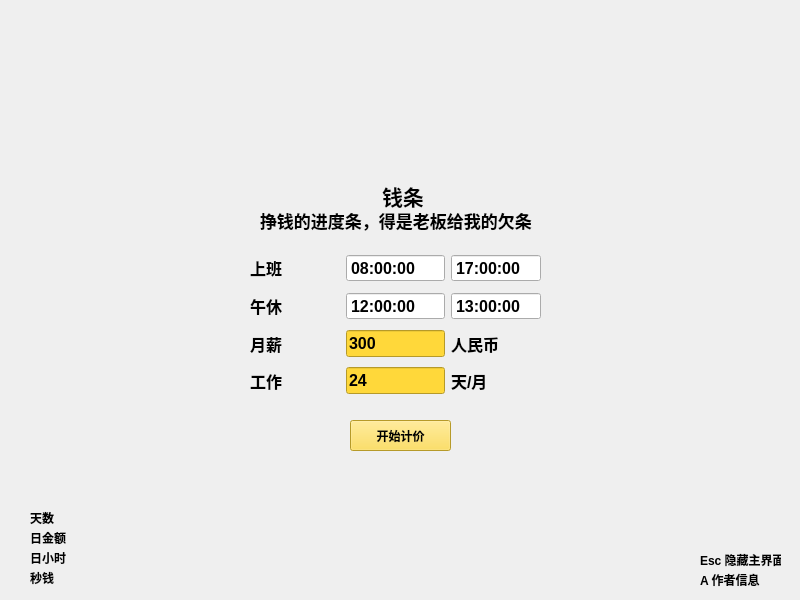
Above: moneyprogress.ui from wxydejoy/MoneyProgress_win before the change. Below: the same form after it.
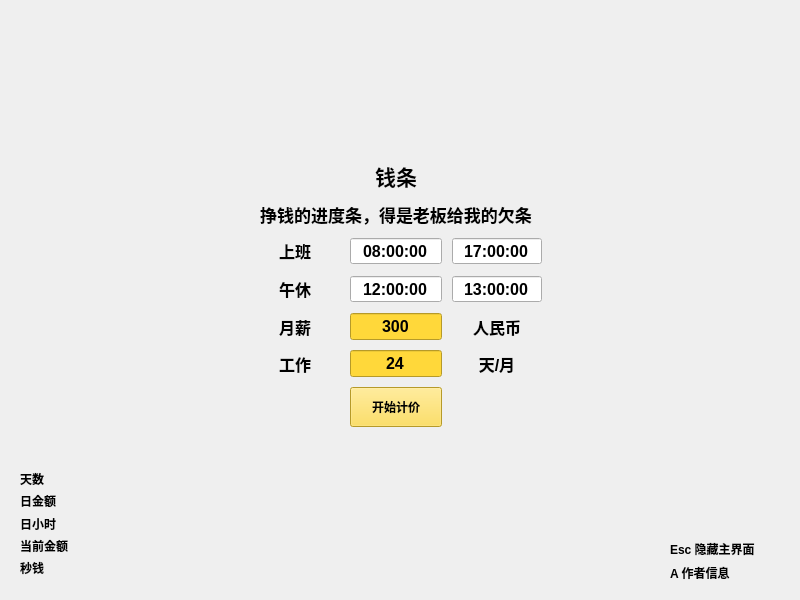
That is the form after the change. Icons and pictures are not drawn.

Commit message: 完成实时金额,修改布局__  Debug需要把Build设置为Debug

What changed in the file:
```diff
--- a/moneyprogress.ui
+++ b/moneyprogress.ui
@@ -23,159 +23,90 @@
    <string notr="true"/>
   </property>
   <widget class="QWidget" name="centralwidget">
-   <widget class="QLabel" name="label">
-    <property name="geometry">
-     <rect>
-      <x>350</x>
-      <y>70</y>
-      <width>100</width>
-      <height>100</height>
-     </rect>
-    </property>
-    <property name="styleSheet">
-     <string notr="true">border-image: url(:/img/avatar.png);
-
-
-
-
-</string>
-    </property>
-    <property name="text">
-     <string/>
-    </property>
-   </widget>
-   <widget class="QLabel" name="labelTitle1">
-    <property name="geometry">
-     <rect>
-      <x>382</x>
-      <y>180</y>
-      <width>41</width>
-      <height>31</height>
-     </rect>
-    </property>
-    <property name="font">
-     <font>
-      <family>Microsoft YaHei UI</family>
-      <pointsize>16</pointsize>
-      <bold>true</bold>
-     </font>
-    </property>
-    <property name="text">
-     <string>钱条</string>
-    </property>
-   </widget>
-   <widget class="QLabel" name="labelTitle2">
-    <property name="geometry">
-     <rect>
-      <x>260</x>
-      <y>210</y>
-      <width>281</width>
-      <height>21</height>
-     </rect>
-    </property>
-    <property name="font">
-     <font>
-      <family>Microsoft YaHei UI</family>
-      <pointsize>13</pointsize>
-      <bold>true</bold>
-     </font>
-    </property>
-    <property name="text">
-     <string>挣钱的进度条，得是老板给我的欠条</string>
-    </property>
-   </widget>
-   <widget class="QPushButton" name="Startcalculate">
-    <property name="geometry">
-     <rect>
-      <x>350</x>
-      <y>420</y>
-      <width>101</width>
-      <height>31</height>
-     </rect>
-    </property>
-    <property name="styleSheet">
-     <string notr="true">background-color: rgb(255, 216, 58);</string>
-    </property>
-    <property name="text">
-     <string>开始计价</string>
-    </property>
-    <property name="autoDefault">
-     <bool>false</bool>
-    </property>
-    <property name="default">
-     <bool>false</bool>
-    </property>
-    <property name="flat">
-     <bool>false</bool>
-    </property>
-   </widget>
-   <widget class="QLabel" name="labelDay">
-    <property name="geometry">
-     <rect>
-      <x>30</x>
-      <y>510</y>
-      <width>171</width>
-      <height>16</height>
-     </rect>
-    </property>
-    <property name="text">
-     <string>天数</string>
-    </property>
-   </widget>
-   <widget class="QLabel" name="labelMoneyDay">
-    <property name="geometry">
-     <rect>
-      <x>30</x>
-      <y>530</y>
-      <width>151</width>
-      <height>16</height>
-     </rect>
-    </property>
-    <property name="text">
-     <string>日金额</string>
-    </property>
-   </widget>
-   <widget class="QLabel" name="labelHourDay">
-    <property name="geometry">
-     <rect>
-      <x>30</x>
-      <y>550</y>
-      <width>191</width>
-      <height>16</height>
-     </rect>
-    </property>
-    <property name="text">
-     <string>日小时</string>
-    </property>
-   </widget>
-   <widget class="QLabel" name="labelMoneySecond">
-    <property name="geometry">
-     <rect>
-      <x>30</x>
-      <y>570</y>
-      <width>191</width>
-      <height>16</height>
-     </rect>
-    </property>
-    <property name="text">
-     <string>秒钱</string>
-    </property>
-   </widget>
    <widget class="QWidget" name="gridLayoutWidget">
     <property name="geometry">
      <rect>
       <x>250</x>
-      <y>250</y>
-      <width>291</width>
-      <height>151</height>
+      <y>50</y>
+      <width>292</width>
+      <height>376</height>
      </rect>
     </property>
-    <layout class="QGridLayout" name="gridLayout" rowstretch="0,0,0,0" columnminimumwidth="90,90,90">
+    <layout class="QGridLayout" name="gridLayout" rowstretch="0,0,0,0,0,0,0,0" columnstretch="0,0,0" rowminimumheight="90,0,0,0,0,0,0,0" columnminimumwidth="90,90,90">
      <property name="sizeConstraint">
       <enum>QLayout::SetMinimumSize</enum>
      </property>
-     <item row="0" column="1">
+     <property name="spacing">
+      <number>10</number>
+     </property>
+     <item row="3" column="2">
+      <widget class="QTimeEdit" name="timeWorkdown">
+       <property name="font">
+        <font>
+         <family>Microsoft YaHei UI</family>
+         <pointsize>12</pointsize>
+         <bold>true</bold>
+        </font>
+       </property>
+       <property name="alignment">
+        <set>Qt::AlignCenter</set>
+       </property>
+       <property name="buttonSymbols">
+        <enum>QAbstractSpinBox::NoButtons</enum>
+       </property>
+       <property name="dateTime">
+        <datetime>
+         <hour>17</hour>
+         <minute>0</minute>
+         <second>0</second>
+         <year>2000</year>
+         <month>1</month>
+         <day>1</day>
+        </datetime>
+       </property>
+       <property name="timeSpec">
+        <enum>Qt::LocalTime</enum>
+       </property>
+      </widget>
+     </item>
+     <item row="4" column="1">
+      <widget class="QTimeEdit" name="timeSleepup">
+       <property name="font">
+        <font>
+         <family>Microsoft YaHei UI</family>
+         <pointsize>12</pointsize>
+         <bold>true</bold>
+        </font>
+       </property>
+       <property name="alignment">
+        <set>Qt::AlignCenter</set>
+       </property>
+       <property name="buttonSymbols">
+        <enum>QAbstractSpinBox::NoButtons</enum>
+       </property>
+       <property name="dateTime">
+        <datetime>
+         <hour>12</hour>
+         <minute>0</minute>
+         <second>0</second>
+         <year>2000</year>
+         <month>1</month>
+         <day>1</day>
+        </datetime>
+       </property>
+       <property name="timeSpec">
+        <enum>Qt::LocalTime</enum>
+       </property>
+      </widget>
+     </item>
+     <item row="3" column="1">
       <widget class="QTimeEdit" name="timeWorkup">
+       <property name="minimumSize">
+        <size>
+         <width>80</width>
+         <height>20</height>
+        </size>
+       </property>
        <property name="font">
         <font>
          <family>Microsoft YaHei UI</family>
@@ -186,6 +117,9 @@
        <property name="styleSheet">
         <string notr="true"/>
        </property>
+       <property name="alignment">
+        <set>Qt::AlignCenter</set>
+       </property>
        <property name="buttonSymbols">
         <enum>QAbstractSpinBox::NoButtons</enum>
        </property>
@@ -214,7 +148,122 @@
        </property>
       </widget>
      </item>
-     <item row="1" column="0">
+     <item row="1" column="0" colspan="3">
+      <widget class="QLabel" name="labelTitle1">
+       <property name="font">
+        <font>
+         <family>Microsoft YaHei UI</family>
+         <pointsize>16</pointsize>
+         <bold>true</bold>
+        </font>
+       </property>
+       <property name="text">
+        <string>钱条</string>
+       </property>
+       <property name="alignment">
+        <set>Qt::AlignCenter</set>
+       </property>
+      </widget>
+     </item>
+     <item row="3" column="0">
+      <widget class="QLabel" name="label_4">
+       <property name="font">
+        <font>
+         <family>Microsoft YaHei UI</family>
+         <pointsize>12</pointsize>
+         <bold>true</bold>
+        </font>
+       </property>
+       <property name="text">
+        <string>上班</string>
+       </property>
+       <property name="alignment">
+        <set>Qt::AlignCenter</set>
+       </property>
+      </widget>
+     </item>
+     <item row="5" column="2">
+      <widget class="QLabel" name="label_9">
+       <property name="font">
+        <font>
+         <family>Microsoft YaHei UI</family>
+         <pointsize>12</pointsize>
+         <bold>true</bold>
+        </font>
+       </property>
+       <property name="text">
+        <string>人民币</string>
+       </property>
+       <property name="alignment">
+        <set>Qt::AlignCenter</set>
+       </property>
+      </widget>
+     </item>
+     <item row="6" column="2">
+      <widget class="QLabel" name="label_11">
+       <property name="font">
+        <font>
+         <family>Microsoft YaHei UI</family>
+         <pointsize>12</pointsize>
+         <bold>true</bold>
+        </font>
+       </property>
+       <property name="text">
+        <string>天/月</string>
+       </property>
+       <property name="alignment">
+        <set>Qt::AlignCenter</set>
+       </property>
+      </widget>
+     </item>
+     <item row="6" column="0">
+      <widget class="QLabel" name="label_10">
+       <property name="font">
+        <font>
+         <family>Microsoft YaHei UI</family>
+         <pointsize>12</pointsize>
+         <bold>true</bold>
+        </font>
+       </property>
+       <property name="text">
+        <string>工作</string>
+       </property>
+       <property name="alignment">
+        <set>Qt::AlignCenter</set>
+       </property>
+      </widget>
+     </item>
+     <item row="4" column="2">
+      <widget class="QTimeEdit" name="timeSleepdown">
+       <property name="font">
+        <font>
+         <family>Microsoft YaHei UI</family>
+         <pointsize>12</pointsize>
+         <bold>true</bold>
+        </font>
+       </property>
+       <property name="alignment">
+        <set>Qt::AlignCenter</set>
+       </property>
+       <property name="buttonSymbols">
+        <enum>QAbstractSpinBox::NoButtons</enum>
+       </property>
+       <property name="dateTime">
+        <datetime>
+         <hour>13</hour>
+         <minute>0</minute>
+         <second>0</second>
+         <year>2000</year>
+         <month>1</month>
+         <day>1</day>
+        </datetime>
+       </property>
+       <property name="timeSpec">
+        <enum>Qt::LocalTime</enum>
+       </property>
+      </widget>
+     </item>
+     <item row="4" column="0">
       <widget class="QLabel" name="label_7">
        <property name="font">
         <font>
@@ -226,9 +275,12 @@
        <property name="text">
         <string>午休</string>
        </property>
+       <property name="alignment">
+        <set>Qt::AlignCenter</set>
+       </property>
       </widget>
      </item>
-     <item row="2" column="0">
+     <item row="5" column="0">
       <widget class="QLabel" name="label_8">
        <property name="font">
         <font>
@@ -240,37 +292,12 @@
        <property name="text">
         <string>月薪</string>
        </property>
-      </widget>
-     </item>
-     <item row="2" column="2">
-      <widget class="QLabel" name="label_9">
-       <property name="font">
-        <font>
-         <family>Microsoft YaHei UI</family>
-         <pointsize>12</pointsize>
-         <bold>true</bold>
-        </font>
+       <property name="alignment">
+        <set>Qt::AlignCenter</set>
        </property>
-       <property name="text">
-        <string>人民币</string>
-       </property>
       </widget>
      </item>
-     <item row="0" column="0">
-      <widget class="QLabel" name="label_4">
-       <property name="font">
-        <font>
-         <family>Microsoft YaHei UI</family>
-         <pointsize>12</pointsize>
-         <bold>true</bold>
-        </font>
-       </property>
-       <property name="text">
-        <string>上班</string>
-       </property>
-      </widget>
-     </item>
-     <item row="2" column="1">
+     <item row="5" column="1">
       <widget class="QLineEdit" name="moneyMonth">
        <property name="font">
         <font>
@@ -289,104 +316,37 @@
        <property name="text">
         <string>300</string>
        </property>
-      </widget>
-     </item>
-     <item row="0" column="2">
-      <widget class="QTimeEdit" name="timeWorkdown">
-       <property name="font">
-        <font>
-         <family>Microsoft YaHei UI</family>
-         <pointsize>12</pointsize>
-         <bold>true</bold>
-        </font>
+       <property name="alignment">
+        <set>Qt::AlignCenter</set>
        </property>
-       <property name="buttonSymbols">
-        <enum>QAbstractSpinBox::NoButtons</enum>
-       </property>
-       <property name="dateTime">
-        <datetime>
-         <hour>17</hour>
-         <minute>0</minute>
-         <second>0</second>
-         <year>2000</year>
-         <month>1</month>
-         <day>1</day>
-        </datetime>
-       </property>
-       <property name="timeSpec">
-        <enum>Qt::LocalTime</enum>
-       </property>
       </widget>
      </item>
-     <item row="1" column="1">
-      <widget class="QTimeEdit" name="timeSleepup">
-       <property name="font">
-        <font>
-         <family>Microsoft YaHei UI</family>
-         <pointsize>12</pointsize>
-         <bold>true</bold>
-        </font>
+     <item row="7" column="1">
+      <widget class="QPushButton" name="Startcalculate">
+       <property name="minimumSize">
+        <size>
+         <width>60</width>
+         <height>40</height>
+        </size>
        </property>
-       <property name="buttonSymbols">
-        <enum>QAbstractSpinBox::NoButtons</enum>
-       </property>
-       <property name="dateTime">
-        <datetime>
-         <hour>12</hour>
-         <minute>0</minute>
-         <second>0</second>
-         <year>2000</year>
-         <month>1</month>
-         <day>1</day>
-        </datetime>
-       </property>
-       <property name="timeSpec">
-        <enum>Qt::LocalTime</enum>
-       </property>
-      </widget>
-     </item>
-     <item row="1" column="2">
-      <widget class="QTimeEdit" name="timeSleepdown">
-       <property name="font">
-        <font>
-         <family>Microsoft YaHei UI</family>
-         <pointsize>12</pointsize>
-         <bold>true</bold>
-        </font>
-       </property>
-       <property name="buttonSymbols">
-        <enum>QAbstractSpinBox::NoButtons</enum>
-       </property>
-       <property name="dateTime">
-        <datetime>
-         <hour>13</hour>
-         <minute>0</minute>
-         <second>0</second>
-         <year>2000</year>
-         <month>1</month>
-         <day>1</day>
-        </datetime>
-       </property>
-       <property name="timeSpec">
-        <enum>Qt::LocalTime</enum>
-       </property>
-      </widget>
-     </item>
-     <item row="3" column="0">
-      <widget class="QLabel" name="label_10">
-       <property name="font">
-        <font>
-         <family>Microsoft YaHei UI</family>
-         <pointsize>12</pointsize>
-         <bold>true</bold>
-        </font>
+       <property name="styleSheet">
+        <string notr="true">background-color: rgb(255, 216, 58);</string>
        </property>
        <property name="text">
-        <string>工作</string>
+        <string>开始计价</string>
+       </property>
+       <property name="autoDefault">
+        <bool>false</bool>
+       </property>
+       <property name="default">
+        <bool>false</bool>
+       </property>
+       <property name="flat">
+        <bool>false</bool>
        </property>
       </widget>
      </item>
-     <item row="3" column="1">
+     <item row="6" column="1">
       <widget class="QLineEdit" name="workDay">
        <property name="font">
         <font>
@@ -412,22 +372,83 @@
        <property name="frame">
         <bool>true</bool>
        </property>
+       <property name="alignment">
+        <set>Qt::AlignCenter</set>
+       </property>
       </widget>
      </item>
-     <item row="3" column="2">
-      <widget class="QLabel" name="label_11">
+     <item row="2" column="0" colspan="3">
+      <widget class="QLabel" name="labelTitle2">
        <property name="font">
         <font>
          <family>Microsoft YaHei UI</family>
-         <pointsize>12</pointsize>
+         <pointsize>13</pointsize>
          <bold>true</bold>
         </font>
        </property>
        <property name="text">
-        <string>天/月</string>
+        <string>挣钱的进度条，得是老板给我的欠条</string>
+       </property>
+       <property name="alignment">
+        <set>Qt::AlignCenter</set>
        </property>
       </widget>
      </item>
+     <item row="0" column="0" colspan="3">
+      <layout class="QHBoxLayout" name="horizontalLayout">
+       <property name="spacing">
+        <number>0</number>
+       </property>
+       <property name="bottomMargin">
+        <number>20</number>
+       </property>
+       <item>
+        <widget class="QLabel" name="label">
+         <property name="sizePolicy">
+          <sizepolicy hsizetype="Maximum" vsizetype="Minimum">
+           <horstretch>74</horstretch>
+           <verstretch>0</verstretch>
+          </sizepolicy>
+         </property>
+         <property name="minimumSize">
+          <size>
+           <width>80</width>
+           <height>80</height>
+          </size>
+         </property>
+         <property name="maximumSize">
+          <size>
+           <width>50</width>
+           <height>50</height>
+          </size>
+         </property>
+         <property name="layoutDirection">
+          <enum>Qt::LeftToRight</enum>
+         </property>
+         <property name="autoFillBackground">
+          <bool>false</bool>
+         </property>
+         <property name="styleSheet">
+          <string notr="true">border-image: url(:/img/avatar.png);
+
+
+
+
+</string>
+         </property>
+         <property name="text">
+          <string/>
+         </property>
+         <property name="alignment">
+          <set>Qt::AlignCenter</set>
+         </property>
+         <property name="textInteractionFlags">
+          <set>Qt::LinksAccessibleByMouse</set>
+         </property>
+        </widget>
+       </item>
+      </layout>
+     </item>
     </layout>
    </widget>
    <widget class="QLabel" name="labelAbout">
@@ -443,31 +464,78 @@
      <string/>
     </property>
    </widget>
-   <widget class="QLabel" name="label_2">
+   <widget class="QWidget" name="verticalLayoutWidget">
     <property name="geometry">
      <rect>
-      <x>700</x>
-      <y>550</y>
-      <width>81</width>
-      <height>20</height>
+      <x>20</x>
+      <y>470</y>
+      <width>171</width>
+      <height>106</height>
      </rect>
     </property>
-    <property name="text">
-     <string>Esc 隐藏主界面</string>
-    </property>
+    <layout class="QVBoxLayout" name="verticalLayout">
+     <item>
+      <widget class="QLabel" name="labelDay">
+       <property name="text">
+        <string>天数</string>
+       </property>
+      </widget>
+     </item>
+     <item>
+      <widget class="QLabel" name="labelMoneyDay">
+       <property name="text">
+        <string>日金额</string>
+       </property>
+      </widget>
+     </item>
+     <item>
+      <widget class="QLabel" name="labelHourDay">
+       <property name="text">
+        <string>日小时</string>
+       </property>
+      </widget>
+     </item>
+     <item>
+      <widget class="QLabel" name="labelMoneyNow">
+       <property name="text">
+        <string>当前金额</string>
+       </property>
+      </widget>
+     </item>
+     <item>
+      <widget class="QLabel" name="labelMoneySecond">
+       <property name="text">
+        <string>秒钱</string>
+       </property>
+      </widget>
+     </item>
+    </layout>
    </widget>
-   <widget class="QLabel" name="label_3">
+   <widget class="QWidget" name="verticalLayoutWidget_2">
     <property name="geometry">
      <rect>
-      <x>700</x>
-      <y>570</y>
-      <width>61</width>
-      <height>20</height>
+      <x>670</x>
+      <y>540</y>
+      <width>121</width>
+      <height>41</height>
      </rect>
     </property>
-    <property name="text">
-     <string>A 作者信息</string>
-    </property>
+    <layout class="QVBoxLayout" name="verticalLayout_2">
+     <item>
+      <widget class="QLabel" name="label_2">
+       <property name="text">
+        <string>Esc 隐藏主界面</string>
+       </property>
+      </widget>
+     </item>
+     <item>
+      <widget class="QLabel" name="label_3">
+       <property name="text">
+        <string>A 作者信息</string>
+       </property>
+      </widget>
+     </item>
+    </layout>
    </widget>
    <zorder>labelAbout</zorder>
    <zorder>label</zorder>
```
Left out of the diff: 12 changed lines with no effect on the pictures. The commit also changes 2 other files.
